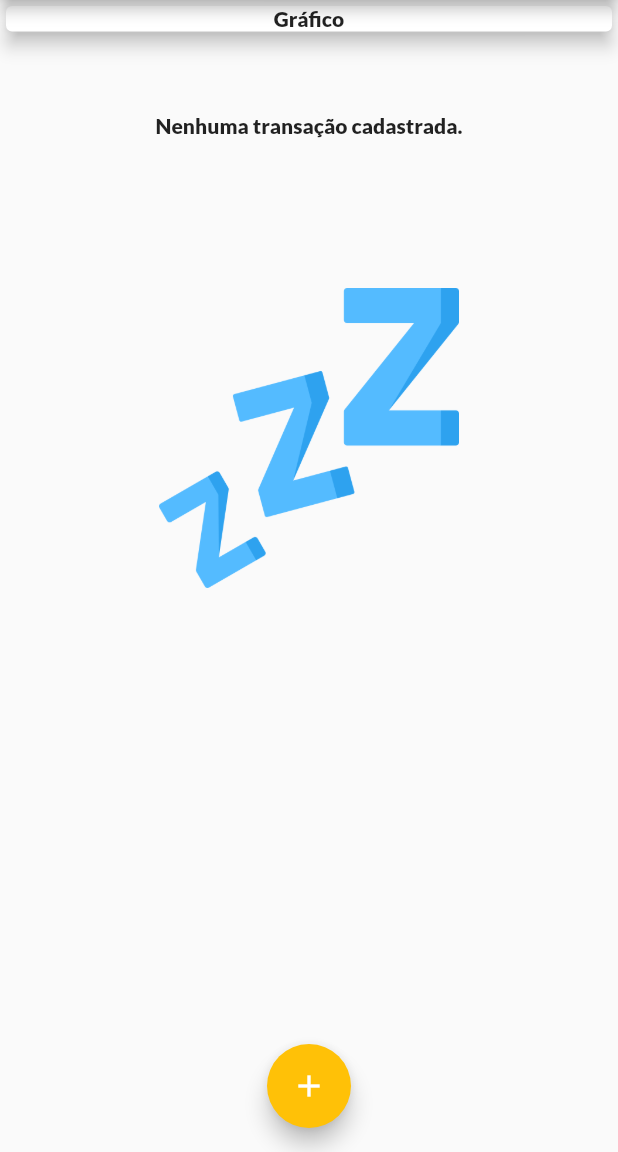
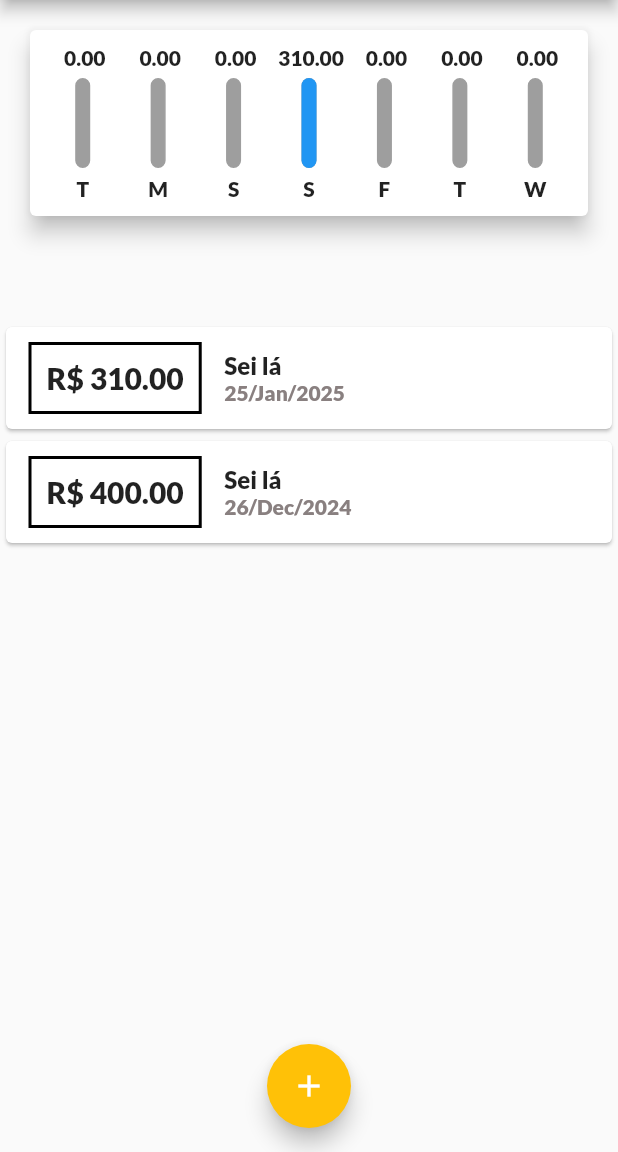
Before and after one commit to Gabriel-Vs20/App_Despesas, a Flutter app: the screen it shows after launch, on a phone screen of 412 x 824 dp, the part 84-1236 px from its top. Run offline on Flutter 3.47's test engine with Material 3 defaults, Android fonts, the light colour scheme and no system bars.

Commit message:
Atualização de espaçamento na main.

```diff
--- a/lib/main.dart
+++ b/lib/main.dart
@@ -1,15 +1,14 @@
+import 'package:app2flutter/components/chart.dart';
 import 'package:flutter/material.dart';
 import './models/transaction.dart';
 import './components/transactions_list.dart';
 import './components/transactions_field.dart';
+import './components/chart.dart';
 import 'dart:math';
 
 main() => runApp(AppGestao());
 
 class AppGestao extends StatelessWidget {
-
-
-
   final ThemeData tema = ThemeData();
 
   @override
@@ -29,7 +28,6 @@ class AppGestao extends StatelessWidget {
           primary: Colors.blue,
           secondary: Colors.amber,
           tertiary: Colors.black,
-
         ),
       ),
     );
@@ -37,25 +35,33 @@ class AppGestao extends StatelessWidget {
 }
 
 class HomePage extends StatefulWidget {
-
   @override
   State<HomePage> createState() => _HomePageState();
 }
 
 class _HomePageState extends State<HomePage> {
-
-   final List <Transaction>transactions = [
-    // Transaction(
-    //   id: 't1',
-    //   title: 'Sei lá',
-    //   value: 310.00,
-    //   date: DateTime.now()
-    // ),
+  final List<Transaction> transactions = [
+    Transaction(
+        id: 't1',
+        title: 'Sei lá',
+        value: 310.00,
+        date: DateTime.now().subtract(Duration(days: 3))),
+    Transaction(
+        id: 't2',
+        title: 'Sei lá',
+        value: 400,
+        date: DateTime.now().subtract(Duration(days: 33))),
   ];
 
-  _addTransaction (String title, double value){
+  List<Transaction> get _recentTransactions {
+    return transactions.where((tr) {
+      return tr.date.isAfter(DateTime.now().subtract(Duration(days: 7)));
+    }).toList();
+  }
+
+  _addTransaction(String title, double value) {
     final newTransaction = Transaction(
-    id:Random().nextDouble().toString(),
+        id: Random().nextDouble().toString(),
         title: title,
         value: value,
         date: DateTime.now());
@@ -65,13 +71,12 @@ class _HomePageState extends State<HomePage> {
     });
   }
 
-
-    _openTransactionFormModal(BuildContext context){
-    showModalBottomSheet(context: context,
-     builder: (_){
+  _openTransactionFormModal(BuildContext context) {
+    showModalBottomSheet(
+        context: context,
+        builder: (_) {
           return TransactionsField(_addTransaction);
-     }
-     );
+        });
   }
 
   @override
@@ -79,7 +84,8 @@ class _HomePageState extends State<HomePage> {
     return Scaffold(
       appBar: AppBar(
         actions: [
-          IconButton(onPressed: () => _openTransactionFormModal(context),
+          IconButton(
+              onPressed: () => _openTransactionFormModal(context),
               icon: Icon(Icons.add)),
         ],
         title: Text('Despesas Pessoais'),
@@ -88,26 +94,18 @@ class _HomePageState extends State<HomePage> {
         child: Column(
           crossAxisAlignment: CrossAxisAlignment.stretch,
           children: [
-
             Column(
               children: [
-                  Container(
-                    child: Card(
-                      elevation: 5,
-                      child: Center(
-                        child: Text('Gráfico'),
-                      ),
-                    ),
-                  ),
+                Chart(_recentTransactions),
                 SizedBox(height: 50),
               ],
             ),
-
             TransactionsList(transactions),
           ],
         ),
       ),
-        floatingActionButton: FloatingActionButton(onPressed: () => _openTransactionFormModal(context),
+      floatingActionButton: FloatingActionButton(
+        onPressed: () => _openTransactionFormModal(context),
         child: Icon(Icons.add),
       ),
       floatingActionButtonLocation: FloatingActionButtonLocation.centerFloat,
```
Lines whose indentation alone changed are shown as unchanged.
